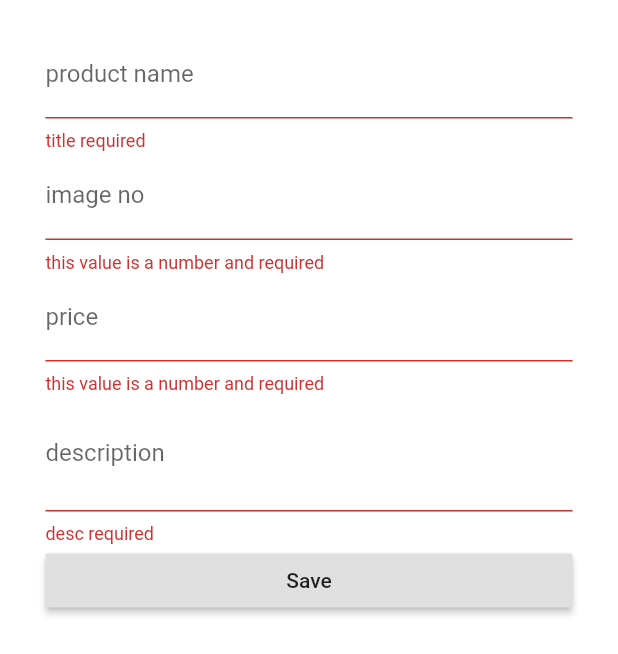
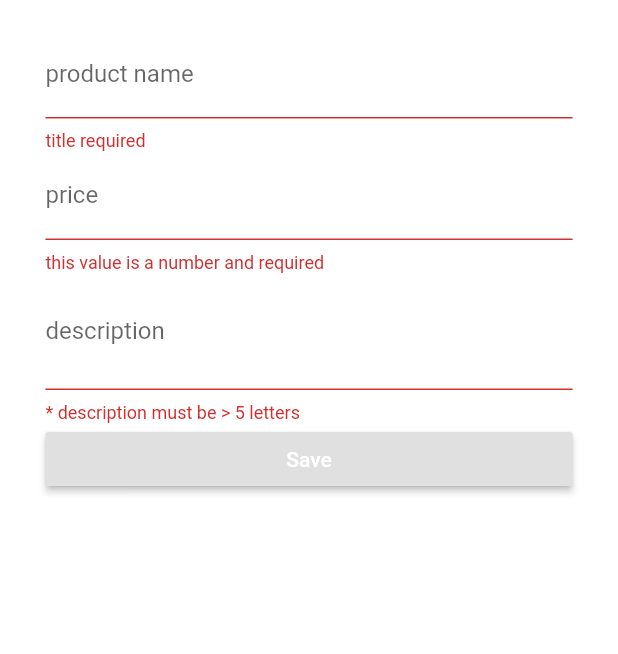
Before and after one commit to birukbelay/academia, a Flutter app: the ProductEditPage screen opened directly, after a tap on "Save", on a phone screen of 412 x 824 dp. Shown: the top 654 px of the screen. Run offline on Flutter 3.47's test engine with Material 2 defaults, Android fonts, the phone set to English and light mode, and no system bars.

Commit message:
finished models on video 10 and just before fav button

```diff
--- a/lib/pages/product_admin.dart
+++ b/lib/pages/product_admin.dart
@@ -38,7 +38,7 @@ class AdminPage extends StatelessWidget {
         body: TabBarView(
           children: <Widget>[
             ProductEditPage(),
-            ProductViewPage(null, null, null),
+            ProductViewPage(),
 
           ],
         ),
--- a/lib/pages/products_page.dart
+++ b/lib/pages/products_page.dart
@@ -5,7 +5,7 @@ import '../widgets/product/product_card_container.dart';
 
 
 
-class HomePage extends StatelessWidget {
+class ProductsPage extends StatelessWidget {
 
 
 
--- a/lib/pages/tabs/product_edit.dart
+++ b/lib/pages/tabs/product_edit.dart
@@ -2,87 +2,67 @@ import 'package:flutter/material.dart';
 import 'package:scoped_model/scoped_model.dart';
 
 //my
-import 'package:academia1/models/product.dart';
+import '../../models/product.dart';
 import '../../scoped_models/products.dart';
+import '../../widgets/helpers/ensure_visible.dart';
 
 class ProductEditPage extends StatefulWidget {
-  Function addProduct;
-  Function updateProduct;
-  final Product product;
-  final int productIndex;
-
-  ProductEditPage(
-      {this.addProduct, this.updateProduct, this.product, this.productIndex});
-
   @override
   State<StatefulWidget> createState() {
     return _ProductsEditPage();
   }
 }
-
 //=========================  state of the widget  ==============================
-
 class _ProductsEditPage extends State<ProductEditPage> {
   final Map<String, dynamic> _formData = {
     'title': '',
     'description': '',
-    'image': 'image',
-    'price': 0,
+    'image': 'assets/images/food/9.jpg',
+    'price': null,
   };
 
   final GlobalKey<FormState> _formKey = GlobalKey<FormState>();
-
-//  bool _switchs;
-  Function addProduct;
+  final _titleFocusNode = FocusNode();
+  final _descriptionFocusNode = FocusNode();
+  final _priceFocusNode = FocusNode();
 
 //  ===============================  Build title  =========================
 
-  Widget _buildTitle() {
-    return TextFormField(
+  Widget _buildTitle(Product product) {
+    return EnsureVisibleWhenFocused(
+      focusNode: _titleFocusNode,
+      child: TextFormField(
         decoration: InputDecoration(
           labelText: 'product name',
         ),
-      initialValue: widget.product == null ? '' : widget.product.title,
+        initialValue: product == null ? '' : product.title,
         validator: (String value) {
           if (value.isEmpty) {
             return 'title required';
           }
+
         },
         onSaved: (String value) {
           _formData['title'] = value;
         },
+      ),
     );
   }
 
 //  ============================  build image  ==========================
 
-  Widget _buildImage() {
-    return TextFormField(
-      keyboardType: TextInputType.number,
-      decoration: InputDecoration(
-        labelText: 'image no',
-      ),
-      validator: (String value) {
-        if (value.isEmpty ||
-            !RegExp(r'^(?:[1-9]\d*|0)?(?:\.\d+)?$').hasMatch(value)) {
-          return 'this value is a number and required';
-        }
-      },
-      onSaved: (String value) {
-        _formData['image'] = 'assets/images/food/' + value + '.jpg';
-      },
-    );
-  }
 
 //  ========================================  Build Price =================
 
-  Widget _buildPrice() {
-    return TextFormField(
+  Widget _buildPrice(Product product) {
+    return EnsureVisibleWhenFocused(
+      focusNode: _priceFocusNode,
+      child: TextFormField(
         decoration: InputDecoration(labelText: 'price', hintMaxLines: 6),
         keyboardType: TextInputType.number,
         obscureText: false,
         initialValue:
-          widget.product == null ? '' : widget.product.price.toString(),
+            product == null ? '' : product.price.toString(),
         validator: (String value) {
           if (value.isEmpty ||
               !RegExp(r'^(?:[1-9]\d*|0)?(?:\.\d+)?$').hasMatch(value)) {
@@ -92,25 +72,30 @@ class _ProductsEditPage extends State<ProductEditPage> {
         onSaved: (String value) {
           _formData['price'] = double.parse(value);
         },
+      ),
     );
   }
 
 //  =============================   Build desccription  ====================
 
-  Widget _buildDescription() {
-    return TextFormField(
+  Widget _buildDescription(Product product) {
+    return EnsureVisibleWhenFocused(
+      focusNode: _descriptionFocusNode,
+      child: TextFormField(
         maxLines: 2,
         decoration: InputDecoration(labelText: 'description'),
         initialValue:
-          widget.product == null ? '' : widget.product.description.toString(),
+            product == null ? '' : product.description.toString(),
         validator: (String value) {
           if (value.isEmpty || value.length < 5) {
-          return 'desc required';
+            return '* description must be > 5 letters';
           }
+
         },
         onSaved: (String value) {
           _formData['description'] = value;
         },
+      ),
     );
   }
 
@@ -129,20 +114,19 @@ class _ProductsEditPage extends State<ProductEditPage> {
     );
   }
 
-  Widget _submitMessage() {
+  Widget _buildSubmitButton() {
     return ScopedModelDescendant<ProductsModel>(
       builder: (BuildContext context, Widget widget, ProductsModel model) {
         return RaisedButton(
             child: Text('Save'),
-            onPressed: () =>
-                _editItem(model.addProduct, model.updateProduct)
-        );
+            textColor: Colors.white,
+            onPressed: () => _submitForm(model.addProduct, model.updateProduct, model.selectedProductIndex));
       },
     );
   }
 
 // ============================   BuildPageContent ========================
-  Widget _buildPageContent(BuildContext context) {
+  Widget _buildPageContent(BuildContext context, Product product) {
     final double deviceWidth = MediaQuery.of(context).size.width;
     final targetWidth = deviceWidth > 550.0 ? 500.0 : deviceWidth * 0.95;
     final double targetPadding = (deviceWidth - targetWidth) / 2;
@@ -158,11 +142,11 @@ class _ProductsEditPage extends State<ProductEditPage> {
           child: ListView(
             padding: EdgeInsets.symmetric(horizontal: targetPadding),
             children: <Widget>[
-              _buildTitle(),
-              _buildImage(),
-              _buildPrice(),
-              _buildDescription(),
-              _submitMessage(),
+              _buildTitle(product),
+              _buildPrice(product),
+              _buildDescription(product),
+
+              _buildSubmitButton(),
             ],
           ),
         ),
@@ -172,7 +156,7 @@ class _ProductsEditPage extends State<ProductEditPage> {
 
 //  ======================= Function Edit item =========================
 
-  void _editItem(Function addProduct, Function updateProduct) {
+  void _submitForm(Function addProduct, Function updateProduct, [int selectedProductIndex]) {
     if (!_formKey.currentState.validate()) {
       return;
     }
@@ -184,12 +168,11 @@ class _ProductsEditPage extends State<ProductEditPage> {
         price: _formData['price'],
         description: _formData['description']);
 
-    if (widget.product == null) {
+    if (selectedProductIndex == null) {
       addProduct(product);
     } else {
-    updateProduct(widget.productIndex, product);
+      updateProduct( product);
     }
-
     Navigator.pushReplacementNamed(context, '/');
 
     showModalBottomSheet(
@@ -202,10 +185,14 @@ class _ProductsEditPage extends State<ProductEditPage> {
 //===============  -------- @ override rendering the widget -------  ========
   @override
   Widget build(BuildContext context) {
-    final Widget pageContent = _buildPageContent(context);
 
-//if widget.product == null ? pageContent  : Scaffold
-    return widget.product == null
+    return ScopedModelDescendant<ProductsModel>(
+      builder: (BuildContext context, Widget widget, ProductsModel model) {
+
+        final Widget pageContent = _buildPageContent(context, model.selectedProduct);
+
+        //if model.product == null ? pageContent  : Scaffold
+        return model.selectedProductIndex == null
             ? pageContent
             : Scaffold(
                 appBar: AppBar(
@@ -213,5 +200,7 @@ class _ProductsEditPage extends State<ProductEditPage> {
                 ),
                 body: pageContent,
               );
+      },
+    );
   }
 }
--- a/lib/scoped_models/products.dart
+++ b/lib/scoped_models/products.dart
@@ -3,24 +3,49 @@ import 'package:scoped_model/scoped_model.dart';
 import '../models/product.dart';
 
 class ProductsModel extends Model {
-  List<Product> _products =[];
+  List<Product> _products =[a];
+  int _selectedProductIndex;
+
+  static Product a  = new Product(
+    title: 'aa',
+    description: 'aaaa',
+    image: 'assets/images/food/9.jpg',
+    price: 3
+  );
 
   List<Product> get products{
     return List.from(_products);
+  }
+  int get selectedProductIndex{
+    return _selectedProductIndex;
+  }
+
+  Product get selectedProduct{
+    if (_selectedProductIndex== null){
+      return null;
+    }
+    return _products[_selectedProductIndex];
   }
 
 
   void addProduct(Product product) {
       _products.add(product);
+      _selectedProductIndex= null;
+  }
+
+  void updateProduct( Product product) {
+      _products[_selectedProductIndex]= product;
+      _selectedProductIndex= null;
+  }
+
+  void deleteProduct() {
+      _products.removeAt(_selectedProductIndex);
+      _selectedProductIndex= null;
 
   }
 
-  void updateProduct(int index, Product product) {
-      _products[index]= product;
-  }
-
-  void deleteProduct(int index) {
-      _products.removeAt(index);
+  void selectProduct(int index){
+    _selectedProductIndex =index;
   }
 
 }
--- /dev/null
+++ b/lib/widgets/helpers/ensure_visible.dart
@@ -0,0 +1,86 @@
+import 'dart:async';
+
+import 'package:flutter/rendering.dart';
+import 'package:flutter/widgets.dart';
+import 'package:meta/meta.dart';
+
+class EnsureVisibleWhenFocused extends StatefulWidget {
+  const EnsureVisibleWhenFocused({
+    Key key,
+    @required this.child,
+    @required this.focusNode,
+    this.curve: Curves.ease,
+    this.duration: const Duration(milliseconds: 100),
+  }) : super(key: key);
+
+  /// The node we will monitor to determine if the child is focused
+  final FocusNode focusNode;
+
+  /// The child widget that we are wrapping
+  final Widget child;
+
+  /// The curve we will use to scroll ourselves into view.
+  ///
+  /// Defaults to Curves.ease.
+  final Curve curve;
+
+  /// The duration we will use to scroll ourselves into view
+  ///
+  /// Defaults to 100 milliseconds.
+  final Duration duration;
+
+  EnsureVisibleWhenFocusedState createState() => new EnsureVisibleWhenFocusedState();
+}
+
+class EnsureVisibleWhenFocusedState extends State<EnsureVisibleWhenFocused> {
+  @override
+  void initState() {
+    super.initState();
+    widget.focusNode.addListener(_ensureVisible);
+  }
+
+  @override
+  void dispose() {
+    super.dispose();
+    widget.focusNode.removeListener(_ensureVisible);
+  }
+
+  Future<Null> _ensureVisible() async {
+    // Wait for the keyboard to come into view
+    // ODO: position doesn't seem to notify listeners when metrics change,
+    // perhaps a NotificationListener around the scrollable could avoid
+    // the need insert a delay here.
+    await Future.delayed(const Duration(milliseconds: 300));
+
+    if (!widget.focusNode.hasFocus)
+      return;
+
+    final RenderObject object = context.findRenderObject();
+    final RenderAbstractViewport viewport = RenderAbstractViewport.of(object);
+    assert(viewport != null);
+
+    ScrollableState scrollableState = Scrollable.of(context);
+    assert(scrollableState != null);
+
+    ScrollPosition position = scrollableState.position;
+    double alignment;
+    if (position.pixels > viewport.getOffsetToReveal(object, 0.0).offset) {
+      // Move down to the top of the viewport
+      alignment = 0.0;
+    } else if (position.pixels < viewport.getOffsetToReveal(object, 1.0).offset) {
+      // Move up to the bottom of the viewport
+      alignment = 1.0;
+    } else {
+      // No scrolling is necessary to reveal the child
+      return;
+    }
+    position.ensureVisible(
+      object,
+      alignment: alignment,
+      duration: widget.duration,
+      curve: widget.curve,
+    );
+  }
+
+  Widget build(BuildContext context) => widget.child;
+}
```
Also changed, not shown: lib/main.dart (+2 -23 lines), lib/pages/tabs/product_view.dart (+28 -26 lines). Lines whose indentation alone changed are shown as unchanged.
